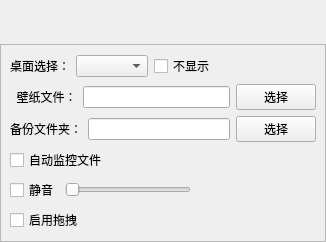
Above: setwindow.ui from zzg19950727/MyWallpaper before the change. Below: the same form after it.
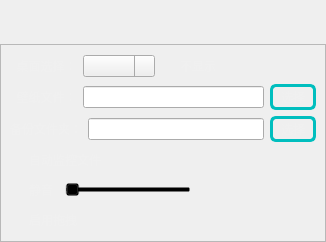
That is the form after the change. Icons and pictures are not drawn.

The edit to the form file:
```diff
--- a/setwindow.ui
+++ b/setwindow.ui
@@ -7,7 +7,7 @@
     <x>0</x>
     <y>0</y>
     <width>326</width>
-    <height>220</height>
+    <height>228</height>
    </rect>
   </property>
   <property name="windowTitle">
@@ -63,6 +63,9 @@
    </item>
    <item>
     <widget class="QFrame" name="frame">
+     <property name="styleSheet">
+      <string notr="true"/>
+     </property>
      <property name="frameShape">
       <enum>QFrame::StyledPanel</enum>
      </property>
@@ -74,16 +77,49 @@
        <layout class="QHBoxLayout" name="horizontalLayout_5">
         <item>
          <widget class="QLabel" name="label_3">
+          <property name="styleSheet">
+           <string notr="true">background-color: transparent;
+color: rgb(240, 240, 240);</string>
+          </property>
           <property name="text">
-           <string>桌面选择：</string>
+           <string>  桌面选择：</string>
           </property>
          </widget>
         </item>
         <item>
-         <widget class="QComboBox" name="comboBox_screen"/>
+         <widget class="QComboBox" name="comboBox_screen">
+          <property name="styleSheet">
+           <string notr="true">/*background-color: transparent;
+color: rgb(240, 240, 240);
+border: 1px solid rgb(240,240,240);
+border-radius:6px;*/
+height:20px;
+width:60px;
+QComboBox QAbstractItemView
+{
+    background-color: gray;
+	selection-background-color: lightgray;
+}
+QComboBox::drop-down 
+{
+     subcontrol-origin:paddind;  
+     subcontrol-position: top right;
+     width: 15px;
+     border-left-width: 1px;
+     border-left-color: darkgray;
+     border-left-style: solid; /* just a single line */
+     border-top-right-radius: 3px; /* same radius as the QComboBox */
+     border-bottom-right-radius: 3px;
+ }</string>
+          </property>
+         </widget>
         </item>
         <item>
          <widget class="QCheckBox" name="checkBox_show">
+          <property name="styleSheet">
+           <string notr="true">background-color: transparent;
+color: rgb(240, 240, 240);</string>
+          </property>
           <property name="text">
            <string>不显示</string>
           </property>
@@ -108,6 +144,10 @@
        <layout class="QHBoxLayout" name="horizontalLayout">
         <item>
          <widget class="QLabel" name="label">
+          <property name="styleSheet">
+           <string notr="true">background-color: transparent;
+color: rgb(240, 240, 240);</string>
+          </property>
           <property name="text">
            <string>  壁纸文件：</string>
           </property>
@@ -123,7 +163,12 @@
         <item>
          <widget class="QPushButton" name="pushButton_wallpaper">
           <property name="styleSheet">
-           <string notr="true"/>
+           <string notr="true">background-color: transparent;
+color: rgb(240, 240, 240);
+border: 3px solid rgb(0,190,190);
+border-radius:6px;
+height:20px;
+width:40px;</string>
           </property>
           <property name="text">
            <string>选择</string>
@@ -136,6 +181,10 @@
        <layout class="QHBoxLayout" name="horizontalLayout_2">
         <item>
          <widget class="QLabel" name="label_2">
+          <property name="styleSheet">
+           <string notr="true">background-color: transparent;
+color: rgb(240, 240, 240);</string>
+          </property>
           <property name="text">
            <string>备份文件夹：</string>
           </property>
@@ -150,6 +199,14 @@
         </item>
         <item>
          <widget class="QPushButton" name="pushButton_backup">
+          <property name="styleSheet">
+           <string notr="true">background-color: transparent;
+color: rgb(240, 240, 240);
+border: 3px solid rgb(0,190,190);
+border-radius:6px;
+height:20px;
+width:40px;</string>
+          </property>
           <property name="text">
            <string>选择</string>
           </property>
@@ -159,6 +216,10 @@
       </item>
       <item>
        <widget class="QCheckBox" name="checkBox_auto_create">
+        <property name="styleSheet">
+         <string notr="true">background-color: transparent;
+color: rgb(240, 240, 240);</string>
+        </property>
         <property name="text">
          <string>自动监控文件</string>
         </property>
@@ -168,6 +229,10 @@
        <layout class="QHBoxLayout" name="horizontalLayout_3">
         <item>
          <widget class="QCheckBox" name="checkBox_muted">
+          <property name="styleSheet">
+           <string notr="true">background-color: transparent;
+color: rgb(240, 240, 240);</string>
+          </property>
           <property name="text">
            <string>静音</string>
           </property>
@@ -175,6 +240,10 @@
         </item>
         <item>
          <widget class="QSlider" name="horizontalSlider_volumn">
+          <property name="styleSheet">
+           <string notr="true">background-color: transparent;
+color: rgb(240, 240, 240);</string>
+          </property>
           <property name="orientation">
            <enum>Qt::Horizontal</enum>
           </property>
@@ -197,6 +266,10 @@
       </item>
       <item>
        <widget class="QCheckBox" name="checkBox_enable_drag">
+        <property name="styleSheet">
+         <string notr="true">background-color: transparent;
+color: rgb(240, 240, 240);</string>
+        </property>
         <property name="text">
          <string>启用拖拽</string>
         </property>
```
